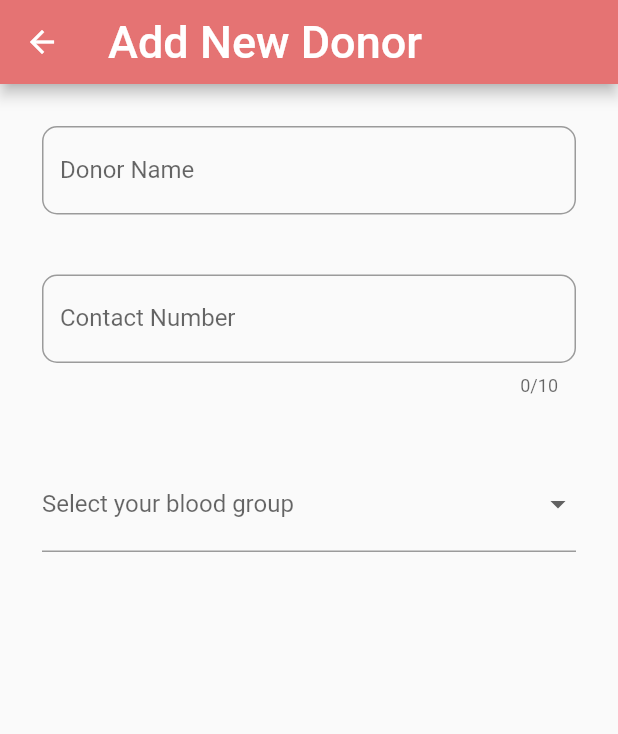
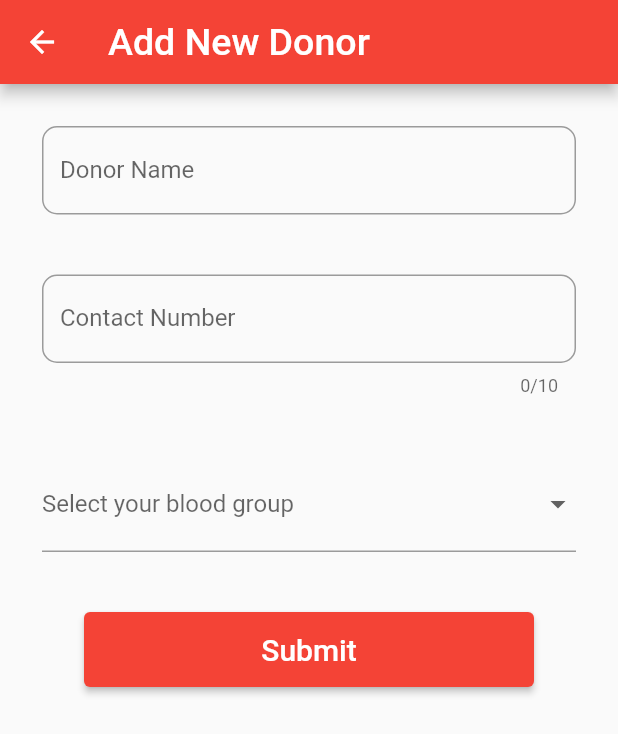
Before and after one commit to Snehau259/Blood-donation-app-flutter, a Flutter app: the screen it shows after launch, after a tap on the "add" icon, on a phone screen of 412 x 824 dp. Shown: the top 734 px of the screen. Run offline on Flutter 3.47's test engine with Material 2 defaults, Android fonts, the phone set to English and light mode, and no system bars; missing offline and left inert: dart:html.

Commit message:
add. submit donor details

```diff
--- a/lib/main.dart
+++ b/lib/main.dart
@@ -1,5 +1,6 @@
 // import 'dart:js';
 
+import 'package:blood_donation_app/pages/ListDonors.dart';
 import 'package:blood_donation_app/pages/addDonor.dart';
 import 'package:blood_donation_app/pages/home.dart';
 import 'package:flutter/material.dart';
@@ -15,11 +16,9 @@ class MyApp extends StatelessWidget {
   @override
   Widget build(BuildContext buildContext) {
     return MaterialApp(
-      title: "Demo App",
-      // home: Home(),
-      routes:
-      {'/':(context)=>Home(),'/add':(context) => AddDonor()},
-      initialRoute: '/'
-    );
+        title: "Demo App",
+        // home: Home(),
+        routes: {'/': (context) => Home(), '/add': (context) => AddDonor(),'/list-donors':(context) => ListDonors()},
+        initialRoute: '/');
   }
 }
--- a/lib/pages/addDonor.dart
+++ b/lib/pages/addDonor.dart
@@ -18,9 +18,9 @@ class AddDonorState extends State<AddDonor> {
         appBar: AppBar(
           title: Text(
             "Add New Donor",
-            style: TextStyle(fontSize: 30),
+            style: TextStyle(fontSize: 25),
           ),
-          backgroundColor: Colors.red[300],
+          backgroundColor: Colors.red[500],
         ),
         body: Padding(
           padding: const EdgeInsets.all(8.0),
@@ -57,6 +57,18 @@ class AddDonorState extends State<AddDonor> {
                     onChanged: (value) {
                       donorsBloodGroup = value as String;
                     }),
+              ),
+              Padding(
+                padding: const EdgeInsets.all(20.0),
+                child: ElevatedButton(
+                    onPressed: () {
+                      Navigator.pushNamed(context, '/list-donors');
+                    },
+                    style: ButtonStyle(
+                        backgroundColor:
+                            MaterialStateProperty.all(Colors.red[500]),
+                        minimumSize: MaterialStatePropertyAll(Size(300, 50))),
+                    child: Text("Submit", style: TextStyle(fontSize: 20))),
               )
             ],
           ),
--- a/lib/pages/home.dart
+++ b/lib/pages/home.dart
@@ -12,13 +12,13 @@ class HomeState extends State<Home> {
   Widget build(BuildContext context) {
     return Scaffold(
       appBar: AppBar(
-          title: Text("Blood Donation", style: TextStyle(fontSize: 30)),
-          backgroundColor: Colors.red[300]),
+          title: Text("Blood Donation", style: TextStyle(fontSize: 25)),
+          backgroundColor: Colors.red[500]),
       floatingActionButton: FloatingActionButton(
           onPressed: () {
             Navigator.pushNamed(context, '/add');
           },
-          backgroundColor: Colors.red[300],
+          backgroundColor: Colors.red[500],
           child: Icon(Icons.add, size: 20)),
     );
   }
```
Also changed, not shown: lib/pages/ListDonors.dart (added, +19 -0 lines).
